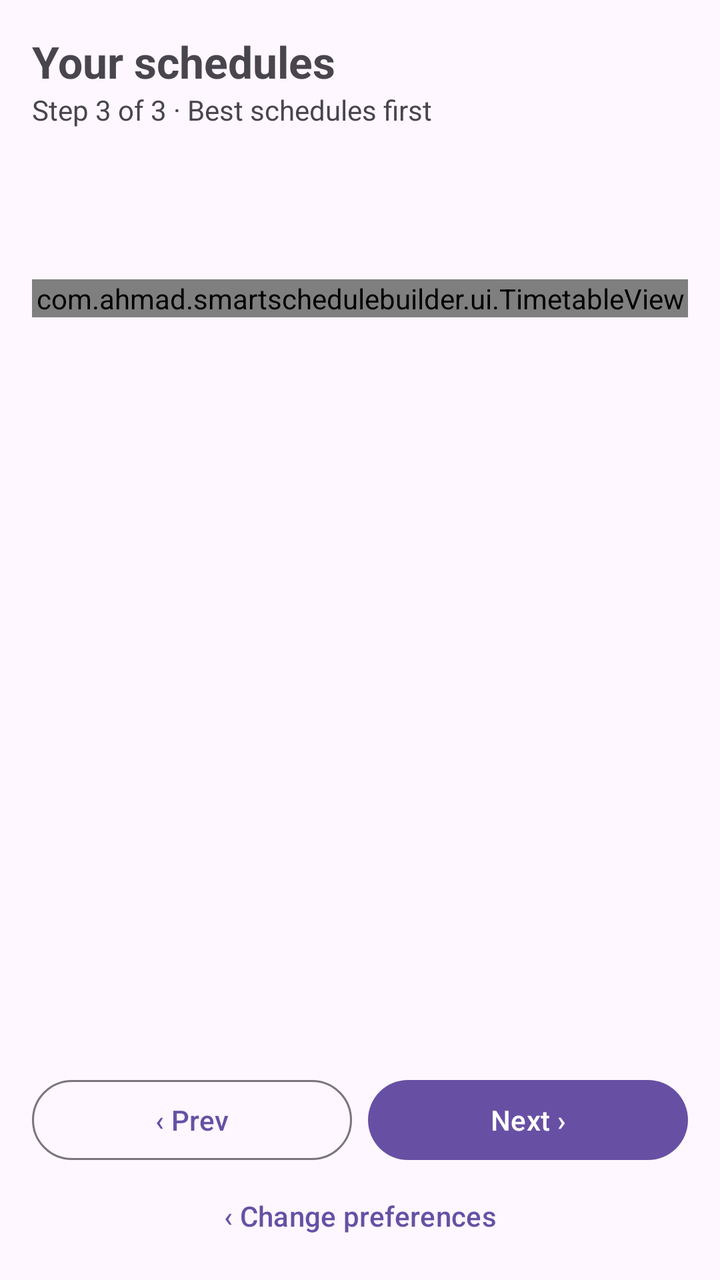
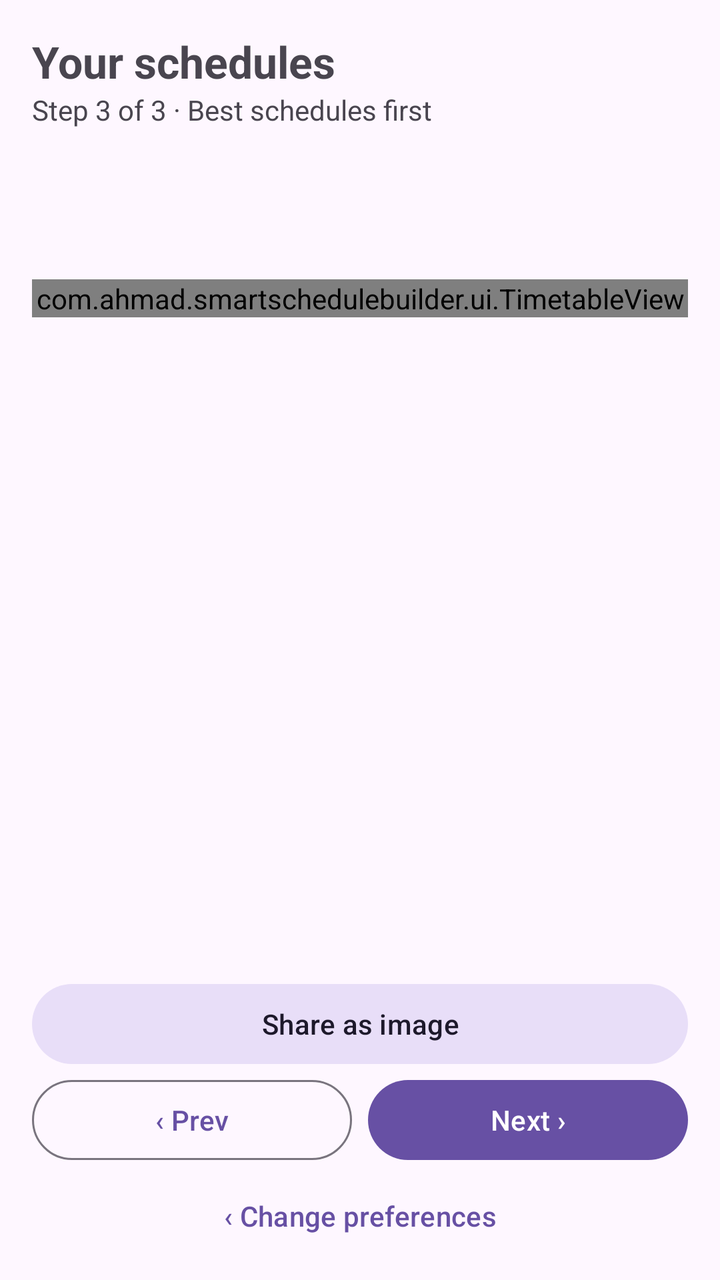

Screens rendered from an Android XML layout before and after an edit, with the pre-edit source and the edit as a unified diff.
<!-- AndroidManifest.xml: application theme Theme.SmartScheduleBuilder -->
<!-- res/layout/activity_schedules.xml -->
<?xml version="1.0" encoding="utf-8"?>
<LinearLayout xmlns:android="http://schemas.android.com/apk/res/android"
    android:id="@+id/main"
    android:layout_width="match_parent"
    android:layout_height="match_parent"
    android:orientation="vertical">

    <TextView
        android:layout_width="match_parent"
        android:layout_height="wrap_content"
        android:paddingHorizontal="16dp"
        android:paddingTop="16dp"
        android:text="Your schedules"
        android:textSize="22sp"
        android:textStyle="bold" />

    <TextView
        android:layout_width="match_parent"
        android:layout_height="wrap_content"
        android:paddingHorizontal="16dp"
        android:text="Step 3 of 3 · Best schedules first" />

    <LinearLayout
        android:layout_width="match_parent"
        android:layout_height="0dp"
        android:layout_weight="1"
        android:orientation="vertical"
        android:padding="16dp">

        <TextView
            android:id="@+id/textScheduleHeader"
            android:layout_width="match_parent"
            android:layout_height="wrap_content"
            android:textSize="18sp"
            android:textStyle="bold" />

        <TextView
            android:id="@+id/textScheduleInfo"
            android:layout_width="match_parent"
            android:layout_height="wrap_content"
            android:layout_marginTop="4dp" />

        <ScrollView
            android:layout_width="match_parent"
            android:layout_height="0dp"
            android:layout_marginTop="12dp"
            android:layout_weight="1">

            <LinearLayout
                android:layout_width="match_parent"
                android:layout_height="wrap_content"
                android:orientation="vertical">

                
                <com.ahmad.smartschedulebuilder.ui.TimetableView
                    android:id="@+id/timetable"
                    android:layout_width="match_parent"
                    android:layout_height="wrap_content" />

                
                <TextView
                    android:id="@+id/textScheduleBody"
                    android:layout_width="match_parent"
                    android:layout_height="wrap_content"
                    android:layout_marginTop="12dp"
                    android:textSize="15sp" />
            </LinearLayout>
        </ScrollView>
    </LinearLayout>

    <LinearLayout
        android:layout_width="match_parent"
        android:layout_height="wrap_content"
        android:orientation="horizontal"
        android:paddingHorizontal="16dp">

        <Button
            android:id="@+id/btnPrev"
            style="@style/Widget.Material3.Button.OutlinedButton"
            android:layout_width="0dp"
            android:layout_height="wrap_content"
            android:layout_marginEnd="8dp"
            android:layout_weight="1"
            android:text="‹ Prev" />

        <Button
            android:id="@+id/btnNext"
            android:layout_width="0dp"
            android:layout_height="wrap_content"
            android:layout_weight="1"
            android:text="Next ›" />
    </LinearLayout>

    <Button
        android:id="@+id/btnBackToPrefs"
        style="@style/Widget.Material3.Button.TextButton"
        android:layout_width="match_parent"
        android:layout_height="wrap_content"
        android:layout_marginHorizontal="16dp"
        android:layout_marginBottom="8dp"
        android:text="‹ Change preferences" />
</LinearLayout>
<!-- resources referenced by this layout -->
<resources>
  <style name="Theme.SmartScheduleBuilder" parent="Base.Theme.SmartScheduleBuilder" />
  <style name="Base.Theme.SmartScheduleBuilder" parent="Theme.Material3.DayNight.NoActionBar">
          
          
      </style>
</resources>

<!-- the commit's change to res/layout/activity_schedules.xml (unified diff, before → after) -->
@@ -67,7 +67,13 @@
             </LinearLayout>
         </ScrollView>
     </LinearLayout>
-
+    <Button
+        android:id="@+id/btnShare"
+        style="@style/Widget.Material3.Button.TonalButton"
+        android:layout_width="match_parent"
+        android:layout_height="wrap_content"
+        android:layout_marginHorizontal="16dp"
+        android:text="Share as image" />
     <LinearLayout
         android:layout_width="match_parent"
         android:layout_height="wrap_content"
